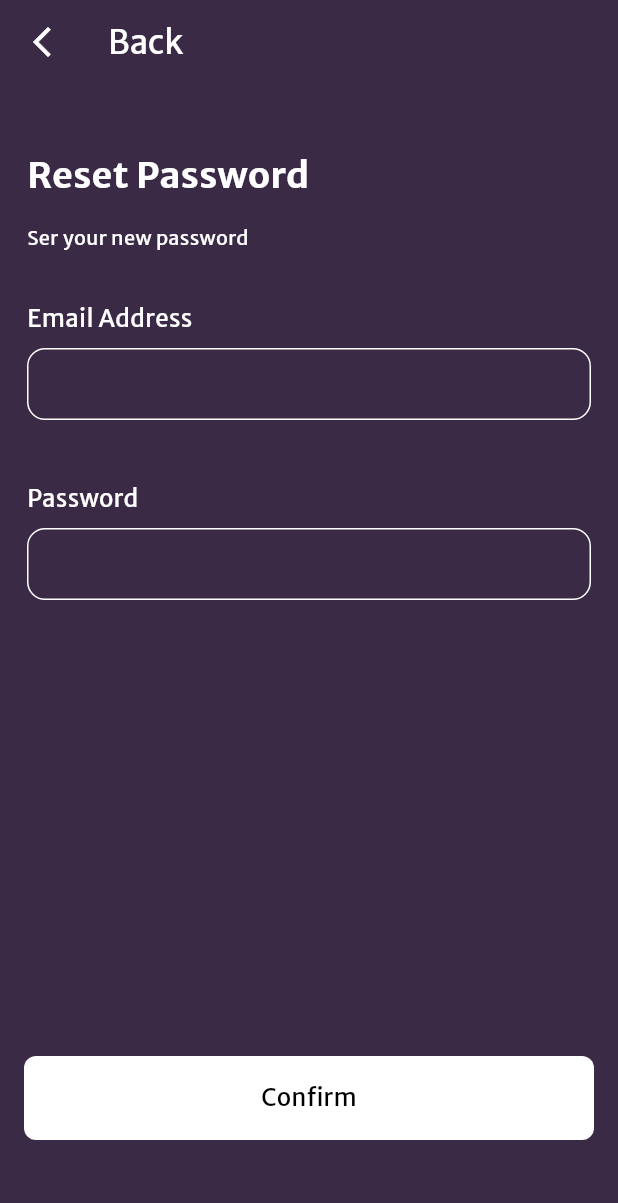
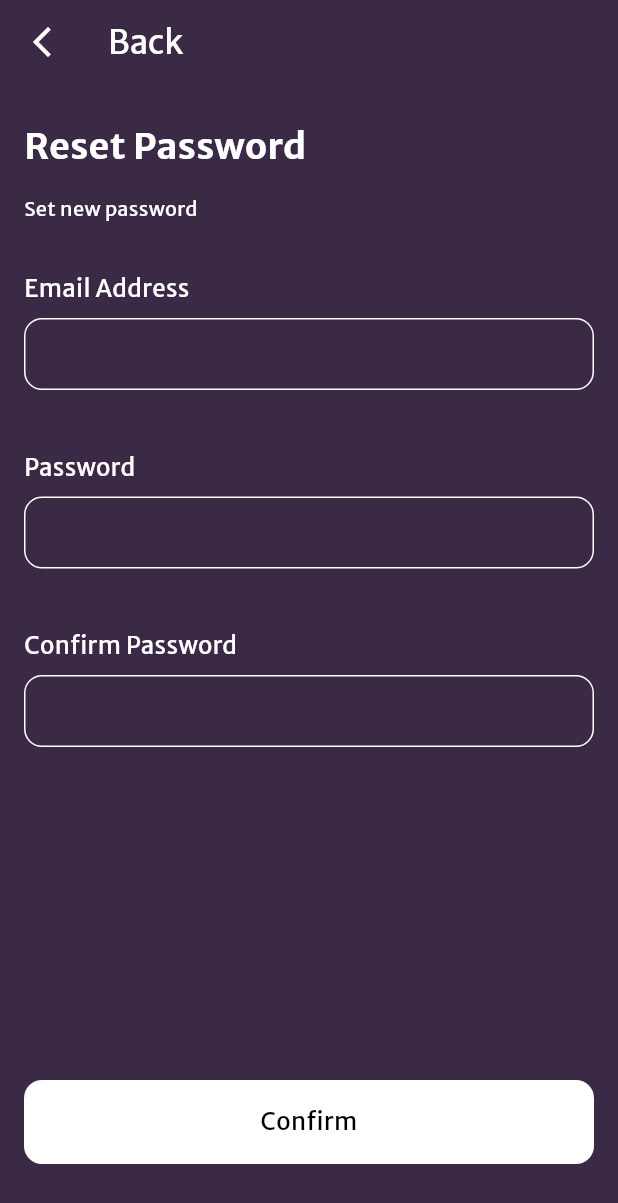
Before and after one commit to kmmhanan/ASE_SYSTEM, a Flutter app: the screen it shows after launch, on a phone screen of 412 x 824 dp. Shown: the top 1203 px of the screen. Run offline on Flutter 3.47's test engine with Material 3 defaults, Android fonts, the phone set to English and light mode, and no system bars.

Commit message:
reset  password page corrected

```diff
--- a/app/citytaxi/lib/screens/passengerScreens/p_HomePage/p_confirmationPage.dart
+++ b/app/citytaxi/lib/screens/passengerScreens/p_HomePage/p_confirmationPage.dart
@@ -1,7 +1,7 @@
 import 'package:citytaxi/constants/palette.dart';
 import 'package:citytaxi/screens/passengerScreens/p_HomePage/p_paymentPage.dart';
 import 'package:citytaxi/screens/passengerScreens/p_login_screen.dart';
-import 'package:citytaxi/screens/passwordChange/resetPasswordPage.dart';
+import 'package:citytaxi/screens/passwordChange/reset_password_page.dart';
 import 'package:flutter/material.dart';
 import 'package:flutter/src/widgets/container.dart';
 import 'package:flutter/src/widgets/framework.dart';
--- a/app/citytaxi/lib/screens/passengerScreens/p_HomePage/p_rideCompletePage.dart
+++ b/app/citytaxi/lib/screens/passengerScreens/p_HomePage/p_rideCompletePage.dart
@@ -2,7 +2,7 @@ import 'package:citytaxi/constants/palette.dart';
 import 'package:citytaxi/screens/passengerScreens/p_HomePage/p_homePage.dart';
 import 'package:citytaxi/screens/passengerScreens/p_HomePage/p_paymentPage.dart';
 import 'package:citytaxi/screens/passengerScreens/p_login_screen.dart';
-import 'package:citytaxi/screens/passwordChange/resetPasswordPage.dart';
+import 'package:citytaxi/screens/passwordChange/reset_password_page.dart';
 import 'package:flutter/material.dart';
 import 'package:flutter/src/widgets/container.dart';
 import 'package:flutter/src/widgets/framework.dart';
--- a/app/citytaxi/lib/screens/passwordChange/link_forgot_password.dart
+++ b/app/citytaxi/lib/screens/passwordChange/link_forgot_password.dart
@@ -1,6 +1,6 @@
 import 'package:citytaxi/constants/palette.dart';
 import 'package:citytaxi/constants/strings.dart';
-import 'package:citytaxi/screens/passwordChange/resetPasswordPage.dart';
+import 'package:citytaxi/screens/passwordChange/reset_password_page.dart';
 import 'package:flutter/material.dart';
 
 class LinkForgotPassword extends StatefulWidget {
@@ -24,7 +24,7 @@ class _LinkForgotPasswordState extends State<LinkForgotPassword> {
         Navigator.pushReplacement(
           context,
           MaterialPageRoute(
-            builder: (context) => const ResetPassword(),
+            builder: (context) => const ResetPasswordScreen(),
           ),
         );
       },
--- a/app/citytaxi/lib/screens/passwordChange/passwordChangedPage.dart
+++ b/app/citytaxi/lib/screens/passwordChange/passwordChangedPage.dart
@@ -1,6 +1,6 @@
 import 'package:citytaxi/constants/palette.dart';
 import 'package:citytaxi/screens/passengerScreens/p_login_screen.dart';
-import 'package:citytaxi/screens/passwordChange/resetPasswordPage.dart';
+import 'package:citytaxi/screens/passwordChange/reset_password_page.dart';
 import 'package:flutter/material.dart';
 import 'package:flutter/src/widgets/container.dart';
 import 'package:flutter/src/widgets/framework.dart';
--- a/app/citytaxi/lib/screens/passwordChange/resetPasswordPage.dart
+++ /dev/null
@@ -1,96 +0,0 @@
-import 'package:citytaxi/constants/palette.dart';
-import 'package:citytaxi/screens/passengerScreens/p_login_screen.dart';
-import 'package:citytaxi/screens/passwordChange/passwordChangedPage.dart';
-import 'package:flutter/material.dart';
-
-import '../widgets/custom_text_field.dart';
-
-class ResetPassword extends StatelessWidget {
-  const ResetPassword({super.key});
-
-  @override
-  Widget build(BuildContext context) {
-    final TextEditingController emailController = TextEditingController();
-    final TextEditingController passwordController = TextEditingController();
-    return Scaffold(
-      backgroundColor: Palette.mainColor60,
-      appBar: AppBar(
-        backgroundColor: Palette.mainColor60,
-        elevation: 0,
-        leading: IconButton(
-            icon: Icon(Icons.arrow_back_ios_new, color: Palette.white),
-            onPressed: () {
-              Navigator.push(
-                  context,
-                  MaterialPageRoute(
-                    builder: (context) => PLoginScreen(),
-                  ));
-            }),
-        title: Text('Back', style: TextStyle(color: Palette.white)),
-      ),
-      body: Padding(
-        padding: const EdgeInsets.all(18.0),
-        child: Column(
-          crossAxisAlignment: CrossAxisAlignment.start,
-          children: [
-            const SizedBox(height: 25),
-            Text(
-              'Reset Password',
-              style: TextStyle(
-                  color: Palette.white,
-                  fontSize: 24,
-                  fontWeight: FontWeight.w700),
-            ),
-            const SizedBox(height: 16),
-            Text(
-              'Ser your new password',
-              style: TextStyle(
-                color: Palette.white,
-                fontSize: 13.30,
-                fontWeight: FontWeight.w400,
-              ),
-            ),
-            const SizedBox(height: 25),
-            CustomTextField(
-                label: 'Email Address', controller: emailController),
-            const SizedBox(height: 25),
-            CustomTextField(label: 'Password', controller: passwordController),
-          ],
-        ),
-      ),
-      bottomNavigationBar: Container(
-        height: 120,
-        padding: const EdgeInsets.only(left: 16, right: 16, bottom: 32),
-        child: Column(
-          mainAxisSize: MainAxisSize.min,
-          crossAxisAlignment: CrossAxisAlignment.stretch,
-          children: [
-            ElevatedButton(
-              onPressed: () {
-                Navigator.push(
-                    context,
-                    MaterialPageRoute(
-                      builder: (context) => const PasswordChanged(),
-                    ));
-              },
-              style: ElevatedButton.styleFrom(
-                shape: RoundedRectangleBorder(
-                    borderRadius: BorderRadius.circular(8)),
-                backgroundColor: Palette.white,
-                fixedSize: const Size(343, 56),
-                elevation: 0,
-              ),
-              child: Text(
-                'Confirm',
-                style: TextStyle(
-                    color: Palette.black,
-                    fontSize: 16,
-                    fontWeight: FontWeight.w400),
-              ),
-            ),
-          ],
-        ),
-      ),
-    );
-  }
-}
--- /dev/null
+++ b/app/citytaxi/lib/screens/passwordChange/reset_password_page.dart
@@ -0,0 +1,67 @@
+import 'package:citytaxi/components/custom_buttons.dart';
+import 'package:citytaxi/components/default_screen.dart';
+import 'package:citytaxi/constants/strings.dart';
+import 'package:citytaxi/screens/passengerScreens/p_login_screen.dart';
+import 'package:citytaxi/screens/passwordChange/passwordChangedPage.dart';
+import 'package:flutter/material.dart';
+
+import '../widgets/custom_text_field.dart';
+
+class ResetPasswordScreen extends StatelessWidget {
+  const ResetPasswordScreen({super.key});
+
+  @override
+  Widget build(BuildContext context) {
+    final TextEditingController emailController = TextEditingController();
+    final TextEditingController passwordController = TextEditingController();
+    return DefaultScreen(
+      appBarTitle: 'Back',
+      appBarOnPressed: () {
+        Navigator.push(
+          context,
+          MaterialPageRoute(
+            builder: (context) => const PLoginScreen(),
+          ),
+        );
+      },
+      widget: Padding(
+        padding: const EdgeInsets.symmetric(horizontal: 16),
+        child: Column(
+          crossAxisAlignment: CrossAxisAlignment.start,
+          children: [
+            const SizedBox(height: 24),
+            Text('Reset Password', style: Theme.of(context).textTheme.bold24),
+            const SizedBox(height: 16),
+            Text('Set new password',
+                style: Theme.of(context).textTheme.normal13),
+            const SizedBox(height: 24),
+            CustomTextField(
+                label: 'Email Address', controller: emailController),
+            const SizedBox(height: 24),
+            CustomTextField(label: 'Password', controller: passwordController),
+            const SizedBox(height: 24),
+            CustomTextField(
+                label: 'Confirm Password', controller: passwordController),
+            Expanded(
+              child: Container(
+                alignment: Alignment.bottomCenter,
+                child: CTWhiteButton(
+                  onTapped: () {
+                    Navigator.push(
+                      context,
+                      MaterialPageRoute(
+                        builder: (context) => const PasswordChanged(),
+                      ),
+                    );
+                  },
+                  text: 'Confirm',
+                ),
+              ),
+            ),
+            const SizedBox(height: 48),
+          ],
+        ),
+      ),
+    );
+  }
+}
```
